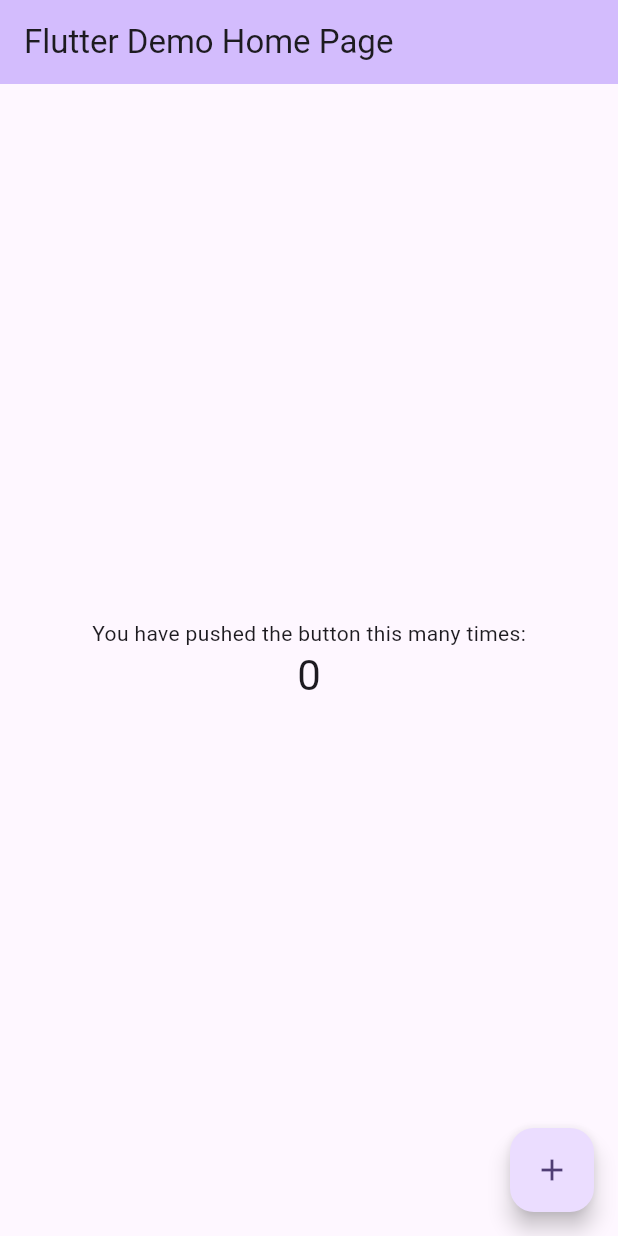
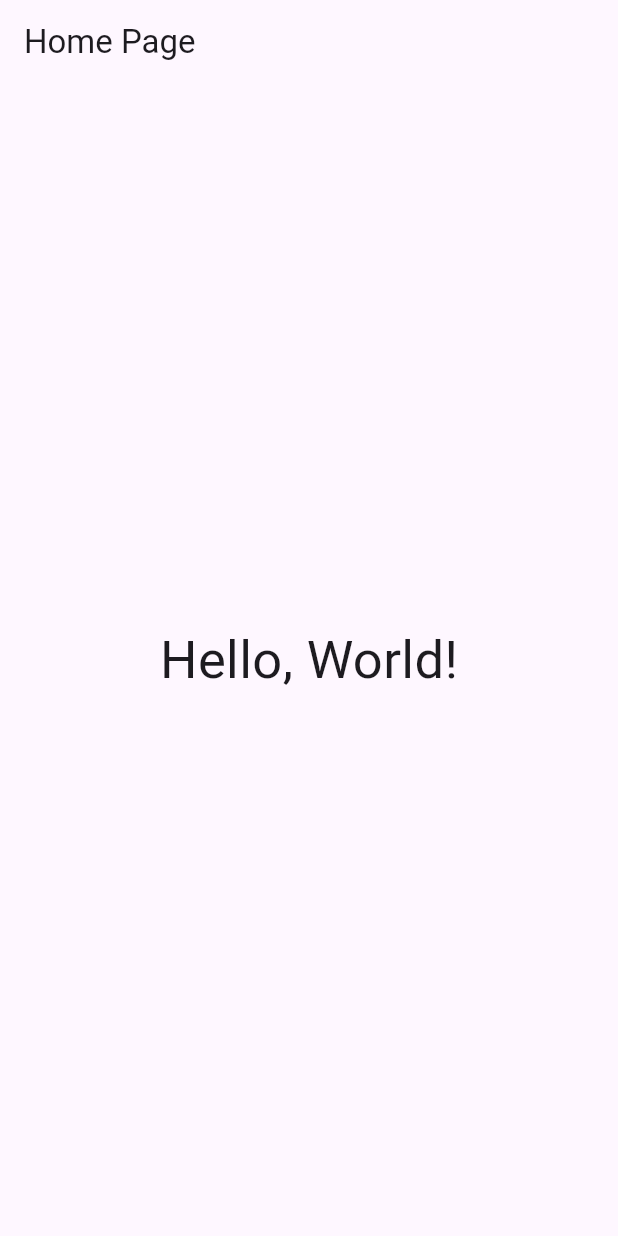
Before and after one commit to KIWOLY/flutter_basic, a Flutter app: the screen it shows after launch, on a phone screen of 412 x 824 dp. Run offline on Flutter 3.47's test engine with Material 3 defaults, Android fonts, the phone set to English and light mode, and no system bars.

Commit message:
Add the pages folder

```diff
--- a/basic/lib/main.dart
+++ b/basic/lib/main.dart
@@ -1,3 +1,4 @@
+import 'package:basic/pages/home.dart';
 import 'package:flutter/material.dart';
 
 void main() {
@@ -11,112 +12,13 @@ class MyApp extends StatelessWidget {
   @override
   Widget build(BuildContext context) {
     return MaterialApp(
+      debugShowCheckedModeBanner: false,
       title: 'Flutter Demo',
       theme: ThemeData(
-        // This is the theme of your application.
-        //
-        // TRY THIS: Try running your application with "flutter run". You'll see
-        // the application has a purple toolbar. Then, without quitting the app,
-        // try changing the seedColor in the colorScheme below to Colors.green
-        // and then invoke "hot reload" (save your changes or press the "hot
-        // reload" button in a Flutter-supported IDE, or press "r" if you used
-        // the command line to start the app).
-        //
-        // Notice that the counter didn't reset back to zero; the application
-        // state is not lost during the reload. To reset the state, use hot
-        // restart instead.
-        //
-        // This works for code too, not just values: Most code changes can be
-        // tested with just a hot reload.
+
         colorScheme: ColorScheme.fromSeed(seedColor: Colors.deepPurple),
       ),
-      home: const MyHomePage(title: 'Flutter Demo Home Page'),
+      home: const Homepage()
     );
   }
 }
-
-class MyHomePage extends StatefulWidget {
-  const MyHomePage({super.key, required this.title});
-
-  // This widget is the home page of your application. It is stateful, meaning
-  // that it has a State object (defined below) that contains fields that affect
-  // how it looks.
-
-  // This class is the configuration for the state. It holds the values (in this
-  // case the title) provided by the parent (in this case the App widget) and
-  // used by the build method of the State. Fields in a Widget subclass are
-  // always marked "final".
-
-  final String title;
-
-  @override
-  State<MyHomePage> createState() => _MyHomePageState();
-}
-
-class _MyHomePageState extends State<MyHomePage> {
-  int _counter = 0;
-
-  void _incrementCounter() {
-    setState(() {
-      // This call to setState tells the Flutter framework that something has
-      // changed in this State, which causes it to rerun the build method below
-      // so that the display can reflect the updated values. If we changed
-      // _counter without calling setState(), then the build method would not be
-      // called again, and so nothing would appear to happen.
-      _counter++;
-    });
-  }
-
-  @override
-  Widget build(BuildContext context) {
-    // This method is rerun every time setState is called, for instance as done
-    // by the _incrementCounter method above.
-    //
-    // The Flutter framework has been optimized to make rerunning build methods
-    // fast, so that you can just rebuild anything that needs updating rather
-    // than having to individually change instances of widgets.
-    return Scaffold(
-      appBar: AppBar(
-        // TRY THIS: Try changing the color here to a specific color (to
-        // Colors.amber, perhaps?) and trigger a hot reload to see the AppBar
-        // change color while the other colors stay the same.
-        backgroundColor: Theme.of(context).colorScheme.inversePrimary,
-        // Here we take the value from the MyHomePage object that was created by
-        // the App.build method, and use it to set our appbar title.
-        title: Text(widget.title),
-      ),
-      body: Center(
-        // Center is a layout widget. It takes a single child and positions it
-        // in the middle of the parent.
-        child: Column(
-          // Column is also a layout widget. It takes a list of children and
-          // arranges them vertically. By default, it sizes itself to fit its
-          // children horizontally, and tries to be as tall as its parent.
-          //
-          // Column has various properties to control how it sizes itself and
-          // how it positions its children. Here we use mainAxisAlignment to
-          // center the children vertically; the main axis here is the vertical
-          // axis because Columns are vertical (the cross axis would be
-          // horizontal).
-          //
-          // TRY THIS: Invoke "debug painting" (choose the "Toggle Debug Paint"
-          // action in the IDE, or press "p" in the console), to see the
-          // wireframe for each widget.
-          mainAxisAlignment: MainAxisAlignment.center,
-          children: <Widget>[
-            const Text('You have pushed the button this many times:'),
-            Text(
-              '$_counter',
-              style: Theme.of(context).textTheme.headlineMedium,
-            ),
-          ],
-        ),
-      ),
-      floatingActionButton: FloatingActionButton(
-        onPressed: _incrementCounter,
-        tooltip: 'Increment',
-        child: const Icon(Icons.add),
-      ), // This trailing comma makes auto-formatting nicer for build methods.
-    );
-  }
-}
--- /dev/null
+++ b/basic/lib/pages/home.dart
@@ -0,0 +1,15 @@
+import 'package:flutter/material.dart';
+
+class Homepage extends StatelessWidget {
+  const Homepage({super.key});
+
+  @override
+  Widget build(BuildContext context) {
+    return Scaffold(
+      appBar: AppBar(title: const Text('Home Page')),
+      body: const Center(
+        child: Text('Hello, World!',style: TextStyle(fontSize: 35),)
+      ),
+    );
+  }
+}
```
